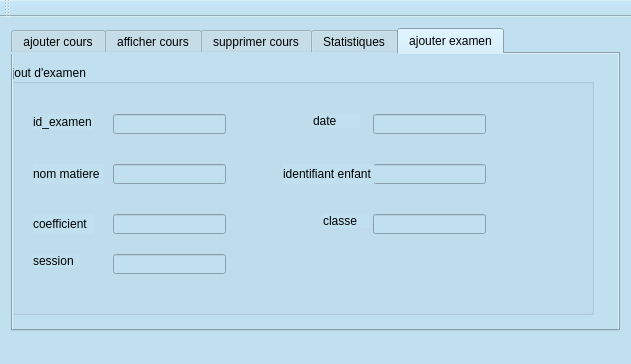
Qt form Desktop/Atelier_Connexion/mainwindow.ui (ghaith450/smart-parental-monitoring-system) before a commit.
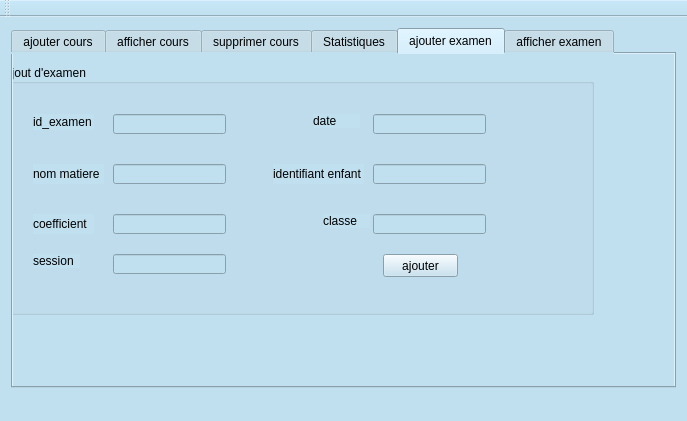
The same form after that commit. The open tabs and pages were chosen to show the change.

The edit to the form file:
```diff
--- a/Desktop/Atelier_Connexion/mainwindow.ui
+++ b/Desktop/Atelier_Connexion/mainwindow.ui
@@ -6,8 +6,8 @@
    <rect>
     <x>0</x>
     <y>0</y>
-    <width>631</width>
-    <height>364</height>
+    <width>687</width>
+    <height>421</height>
    </rect>
   </property>
   <property name="windowTitle">
@@ -546,7 +546,7 @@
         <widget class="QLabel" name="label_5">
          <property name="geometry">
           <rect>
-           <x>280</x>
+           <x>270</x>
            <y>100</y>
            <width>91</width>
            <height>20</height>
@@ -592,6 +592,34 @@
           <string>session</string>
          </property>
         </widget>
+        <widget class="QPushButton" name="pushButton_7">
+         <property name="geometry">
+          <rect>
+           <x>380</x>
+           <y>190</y>
+           <width>75</width>
+           <height>23</height>
+          </rect>
+         </property>
+         <property name="text">
+          <string>ajouter</string>
+         </property>
+        </widget>
+       </widget>
+      </widget>
+      <widget class="QWidget" name="tab_5">
+       <attribute name="title">
+        <string>afficher examen</string>
+       </attribute>
+       <widget class="QTableView" name="tableView_2">
+        <property name="geometry">
+         <rect>
+          <x>10</x>
+          <y>80</y>
+          <width>641</width>
+          <height>192</height>
+         </rect>
+        </property>
        </widget>
       </widget>
      </widget>
```
Left out of the diff: 20 changed lines with no effect on the pictures.
